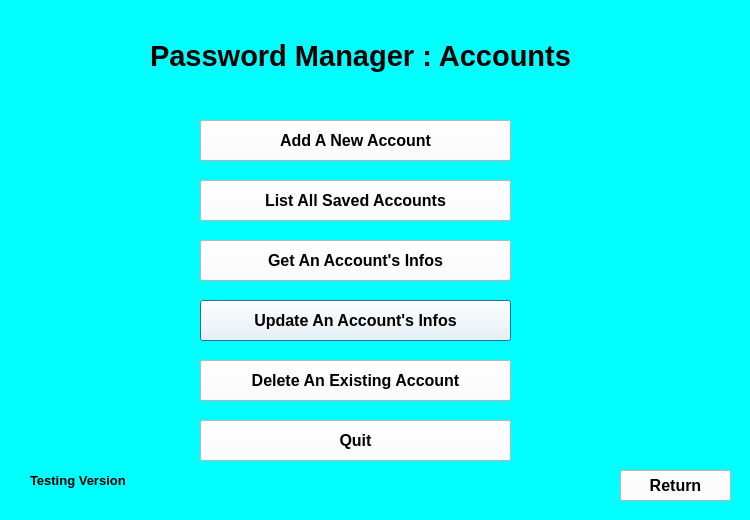
Old version of the form acc_user_menu.ui in the repository Louay-Barraq/PasswordAndCreditCard-Manager.
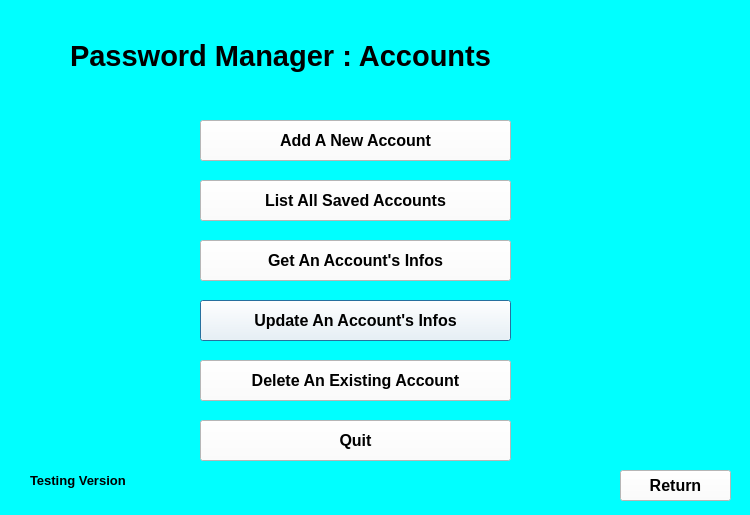
New version of the form.

Patch:
```diff
--- a/acc_user_menu.ui
+++ b/acc_user_menu.ui
@@ -7,7 +7,7 @@
     <x>0</x>
     <y>0</y>
     <width>750</width>
-    <height>520</height>
+    <height>515</height>
    </rect>
   </property>
   <property name="font">
@@ -45,9 +45,9 @@
   <widget class="QLabel" name="Title">
    <property name="geometry">
     <rect>
-     <x>150</x>
+     <x>70</x>
      <y>20</y>
-     <width>441</width>
+     <width>601</width>
      <height>71</height>
     </rect>
    </property>
```
Left out of the diff: 2 changed lines with no effect on the pictures.
